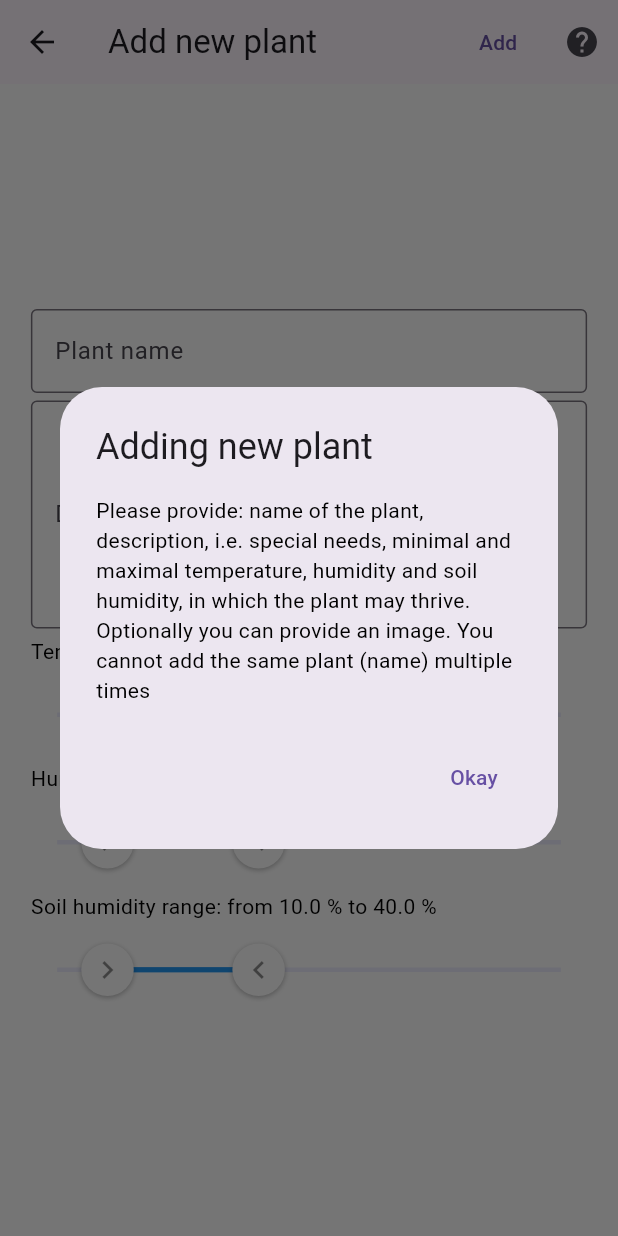
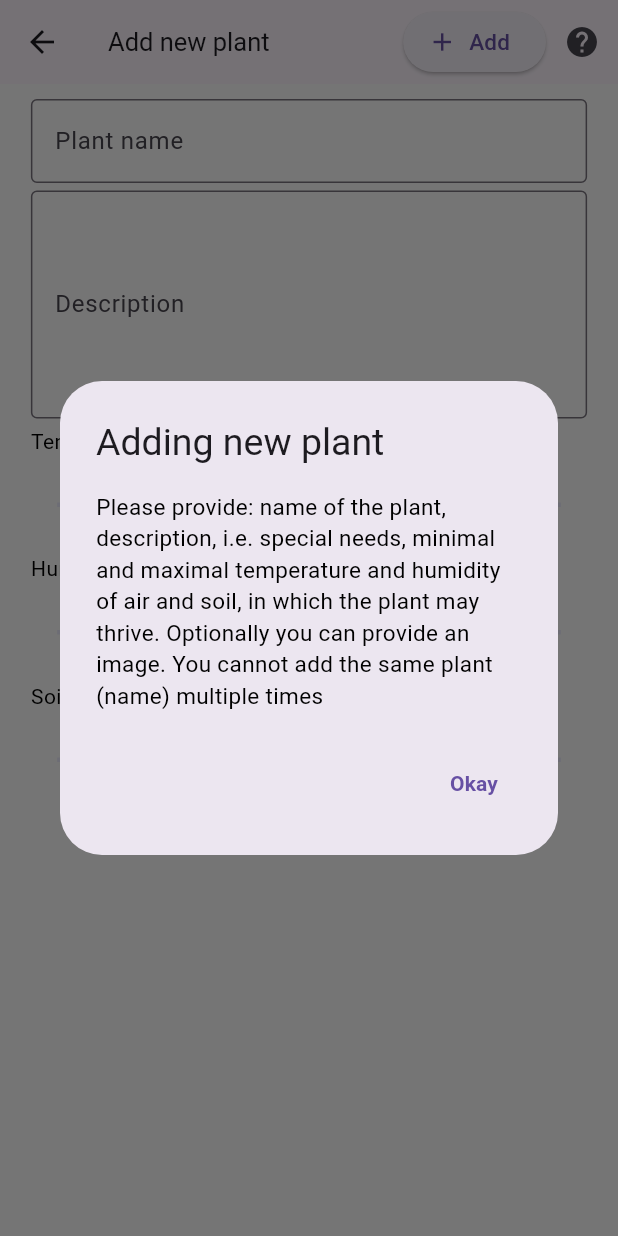
Before and after one commit to Sconguser/greenhouseMobile, a Flutter app: the AddNewPlantForm screen opened directly, after a tap on the "help" icon, on a phone screen of 412 x 824 dp. Run offline on Flutter 3.47's test engine with Material 3 defaults, Android fonts, the light colour scheme and no system bars; drawn by our look-alikes of flutter_form_builder; our stand-ins replace another_xlider, flutter_riverpod, flutter_secure_storage, form_builder_validators, freezed_annotation, go_router and 4 more; missing offline and left inert: language_picker; accounts and stored records are empty; generated files the repository leaves out were written again; statements that could not run were skipped.

Commit message:
some refactor to control view

```diff
--- a/lib/l10n/intl_en.arb
+++ b/lib/l10n/intl_en.arb
@@ -46,7 +46,7 @@
     "addNewPlantAppbarTitle":"Add new plant",
     "addNewPlantAppbarButton":"Add",
     "addNewPlantHelpTitle":"Adding new plant",
-    "addNewPlantHelpContent":"Please provide: name of the plant, description, i.e. special needs, minimal and maximal temperature, humidity and soil humidity, in which the plant may thrive. Optionally you can provide an image. You cannot add the same plant (name) multiple times",
+    "addNewPlantHelpContent":"Please provide: name of the plant, description, i.e. special needs, minimal and maximal temperature and humidity of air and soil, in which the plant may thrive. Optionally you can provide an image. You cannot add the same plant (name) multiple times",
     "addNewPlantHelpDismiss":"Okay",
     "addNewPlantTextFieldPlantName":"Plant name",
     "addNewPlantTextFieldDescription":"Description",
--- a/lib/l10n/intl_pl.arb
+++ b/lib/l10n/intl_pl.arb
@@ -46,7 +46,7 @@
     "addNewPlantAppbarTitle":"Dodaj nową roślinę",
     "addNewPlantAppbarButton":"Dodaj",
     "addNewPlantHelpTitle":"Dodawanie rośliny",
-    "addNewPlantHelpContent":"Proszę podaj: nazwę rośline, opis, np. potrzeby rośliny, minimalną i maksymalną temperaturę, wilgotność i wilgotność powietrza, w których roślinie będzie dobrze. Opcjonalnie możesz dodać zdjęcie. Nie można dodać wiele razy tej samej rośliny (nazwy)",
+    "addNewPlantHelpContent":"Proszę podaj: nazwę rośliny, opis, np. potrzeby rośliny, minimalną i maksymalną temperaturę, wilgotność gleby i powietrza, w których roślinie będzie dobrze. Opcjonalnie możesz dodać zdjęcie. Nie można dodać wiele razy tej samej rośliny (nazwy)",
     "addNewPlantHelpDismiss":"Okej",
     "addNewPlantTextFieldPlantName":"Nazwa rośliny",
     "addNewPlantTextFieldDescription":"Opis",
--- a/lib/views/greenhouses/widgets.dart
+++ b/lib/views/greenhouses/widgets.dart
@@ -116,7 +116,7 @@ class PlantModal extends StatelessWidget {
   Widget build(BuildContext mainContext) {
     return Container(
       constraints: BoxConstraints(
-          maxHeight: MediaQuery.of(mainContext).size.height * 0.4),
+          maxHeight: MediaQuery.of(mainContext).size.height * 0.6),
       child: Material(
         child: Navigator(
             onGenerateRoute: (_) => MaterialPageRoute(
@@ -399,9 +399,9 @@ class _AddNewPlantFormState extends ConsumerState<AddNewPlantForm> {
     double width = MediaQuery.of(context).size.width;
     return Scaffold(
       appBar: AppBar(
-        title: Text(S.of(context).addNewPlantAppbarTitle),
+        title: Text(S.of(context).addNewPlantAppbarTitle, style:TextStyle(fontSize: 17),),
         actions: [
-          TextButton(
+          ElevatedButton.icon(
             onPressed: () async {
               _formKey.currentState?.validate();
               if (_formKey.currentState != null &&
@@ -419,7 +419,11 @@ class _AddNewPlantFormState extends ConsumerState<AddNewPlantForm> {
                 Navigator.of(context).pop();
               }
             },
-            child: Text(S.of(context).addNewPlantAppbarButton),
+            icon: Icon(Icons.add, size: 20,),
+            label: Text(
+              S.of(context).addNewPlantAppbarButton,
+              style:TextStyle(fontSize: 15),
+            ),
           ),
           IconButton(
             icon: Icon(Icons.help),
@@ -427,11 +431,14 @@ class _AddNewPlantFormState extends ConsumerState<AddNewPlantForm> {
               showDialog(
                   context: context,
                   builder: (dialogContext) => AlertDialog(
-                        title: Text(S.of(context).addNewPlantHelpTitle),
-                        content: Text(S.of(context).addNewPlantHelpContent),
+                        title: Text(S.of(context).addNewPlantHelpTitle,
+                            style: TextStyle(fontSize: 25)),
+                        content: Text(S.of(context).addNewPlantHelpContent,
+                            style: TextStyle(fontSize: 15)),
                         actions: [
                           TextButton(
-                            child: Text(S.of(context).addNewPlantHelpDismiss),
+                            child: Text(S.of(context).addNewPlantHelpDismiss,
+                                style: TextStyle(fontWeight: FontWeight.bold)),
                             onPressed: () {
                               Navigator.pop(dialogContext);
                             },
@@ -445,7 +452,7 @@ class _AddNewPlantFormState extends ConsumerState<AddNewPlantForm> {
       ),
       primary: false,
       body: Align(
-        alignment: Alignment.center,
+        alignment: Alignment.topCenter,
         child: Container(
           constraints: BoxConstraints(maxWidth: width * 0.9),
           padding: EdgeInsets.only(top: 5),
@@ -454,6 +461,7 @@ class _AddNewPlantFormState extends ConsumerState<AddNewPlantForm> {
             child: SingleChildScrollView(
               child: Column(
                 children: [
+                  SizedBox(height:5),
                   FormBuilderTextField(
                     key: _nameFieldKey,
                     name: 'name',
```
